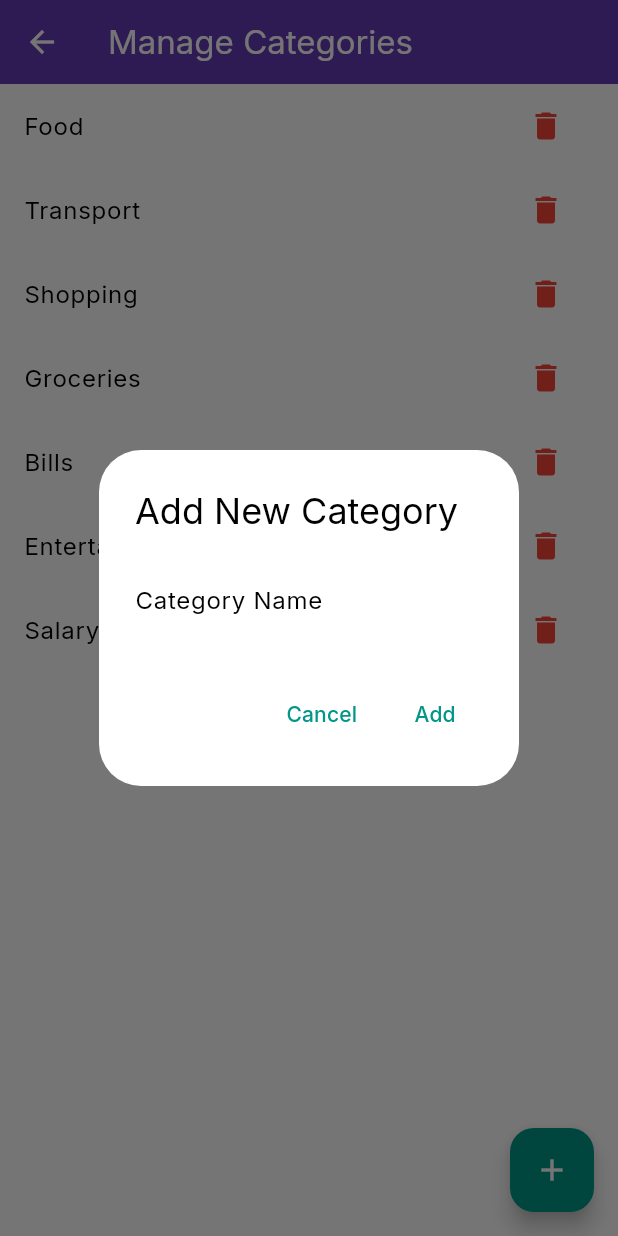
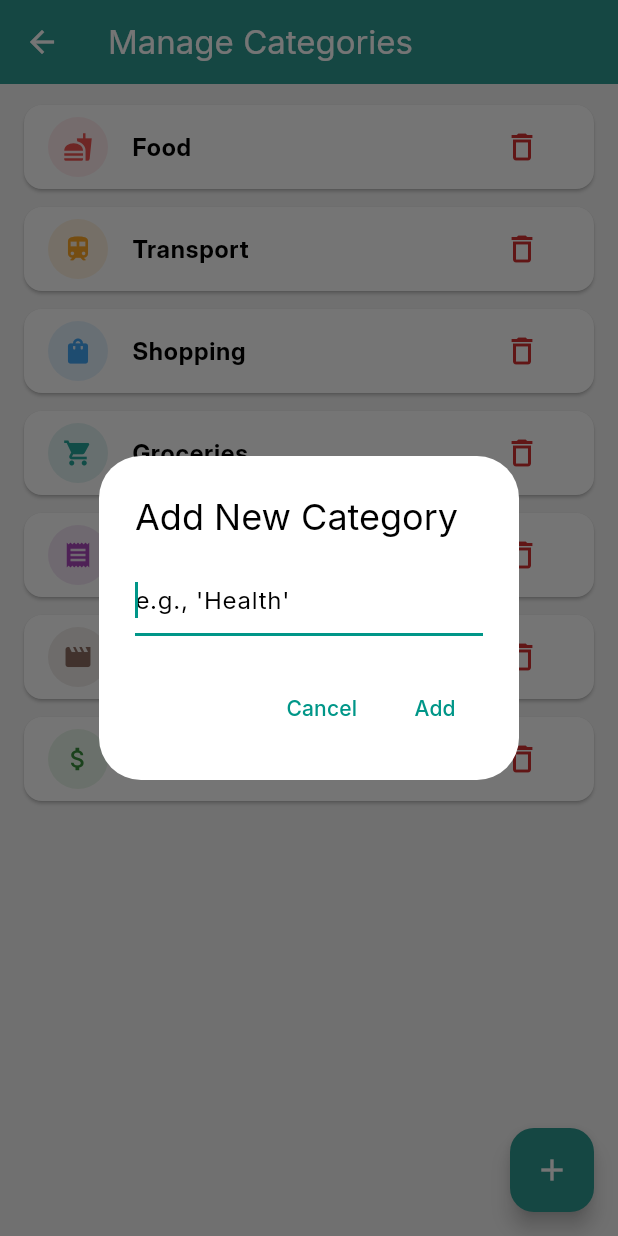
Before and after one commit to OmarAfifi-CSE/FinFlow, a Flutter app: the CategoryManagementScreen screen opened by its route, after a tap on the "add" icon, on a phone screen of 412 x 824 dp. Run offline on Flutter 3.47's test engine with Material 3 defaults, Android fonts, the light colour scheme and no system bars; our stand-ins replace localstorage.

Commit message:
Update CategoryManagementScreen

```diff
--- a/lib/screens/category_management_screen.dart
+++ b/lib/screens/category_management_screen.dart
@@ -2,31 +2,100 @@ import 'package:flutter/material.dart';
 import 'package:provider/provider.dart';
 import '../models/expense_category.dart';
 import '../providers/expense_provider.dart';
-import '../widgets/add_category_dialog.dart';
+import '../utils/app_constants.dart'; // Make sure this import is correct
 
-// Example for CategoryManagementScreen
 class CategoryManagementScreen extends StatelessWidget {
   @override
   Widget build(BuildContext context) {
+    const primaryColor = Color(0xFF2E9A91);
+    final provider = Provider.of<ExpenseProvider>(context, listen: false);
+
     return Scaffold(
+      backgroundColor: Colors.grey[100],
       appBar: AppBar(
         title: Text("Manage Categories"),
-        backgroundColor: Colors.deepPurple, // Themed color similar to your inspirations
+        backgroundColor: primaryColor,
         foregroundColor: Colors.white,
+        elevation: 0,
       ),
       body: Consumer<ExpenseProvider>(
-        builder: (context, provider, child) {
+        builder: (context, consumerProvider, child) {
+          final allCategories = consumerProvider.categories;
+
+          if (allCategories.isEmpty) {
+            return Center(
+              child: Text(
+                "No categories found.\nTap '+' to add one!",
+                textAlign: TextAlign.center,
+                style: TextStyle(color: Colors.grey[600], fontSize: 16),
+              ),
+            );
+          }
+
           return ListView.builder(
-            itemCount: provider.categories.length,
+            padding: const EdgeInsets.all(8.0),
+            itemCount: allCategories.length,
             itemBuilder: (context, index) {
-              final category = provider.categories[index];
-              return ListTile(
-                title: Text(category.name),
-                trailing: IconButton(
-                  icon: Icon(Icons.delete, color: Colors.red),
-                  onPressed: () {
-                    provider.deleteCategory(category.id);
-                  },
+              final category = allCategories[index];
+              final formattedName = toTitleCase(category.name);
+              final icon = categoryIcons[formattedName] ?? Icons.category;
+              final theme =
+                  categoryThemes[formattedName] ??
+                  defaultCategoryThemes[category.name.hashCode %
+                      defaultCategoryThemes.length];
+
+              return Dismissible(
+                key: Key(category.id),
+                direction: DismissDirection.endToStart,
+                background: Container(
+                  color: Colors.red[700],
+                  padding: EdgeInsets.symmetric(horizontal: 20),
+                  alignment: Alignment.centerRight,
+                  child: Icon(Icons.delete_forever, color: Colors.white),
+                ),
+                confirmDismiss: (direction) async {
+                  return await _showDeleteConfirmationDialog(context, category);
+                },
+                // UPDATED: This now calls our new helper method
+                onDismissed: (direction) {
+                  _deleteCategoryAndShowSnackBar(context, provider, category);
+                },
+                child: Card(
+                  elevation: 1,
+                  margin: EdgeInsets.symmetric(horizontal: 8, vertical: 6),
+                  shape: RoundedRectangleBorder(
+                    borderRadius: BorderRadius.circular(12),
+                  ),
+                  child: ListTile(
+                    leading: CircleAvatar(
+                      backgroundColor: theme.backgroundColor,
+                      child: Icon(icon, size: 20, color: theme.color),
+                    ),
+                    title: Text(
+                      category.name,
+                      style: TextStyle(fontWeight: FontWeight.bold),
+                    ),
+                    trailing: IconButton(
+                      icon: Icon(Icons.delete_outline, color: Colors.red[700]),
+                      tooltip: 'Delete Category',
+                      // UPDATED: This also calls our new helper method
+                      onPressed: () async {
+                        final bool? shouldDelete =
+                            await _showDeleteConfirmationDialog(
+                              context,
+                              category,
+                            );
+                        // Check if context is still valid before using it, a good practice after an await
+                        if (shouldDelete == true && context.mounted) {
+                          _deleteCategoryAndShowSnackBar(
+                            context,
+                            provider,
+                            category,
+                          );
+                        }
+                      },
+                    ),
+                  ),
                 ),
               );
             },
@@ -34,21 +103,95 @@ class CategoryManagementScreen extends StatelessWidget {
         },
       ),
       floatingActionButton: FloatingActionButton(
-        onPressed: () {
-          showDialog(
-            context: context,
-            builder: (context) => AddCategoryDialog(
-              onAdd: (newCategory) {
-                Provider.of<ExpenseProvider>(context, listen: false)
-                    .addCategory(newCategory);
-                Navigator.pop(context); // Close the dialog
-              },
-            ),
-          );
-        },
+        onPressed: () => _showAddCategoryDialog(context, provider),
         tooltip: 'Add New Category',
+        backgroundColor: primaryColor,
         child: Icon(Icons.add),
       ),
     );
   }
+
+  void _deleteCategoryAndShowSnackBar(
+    BuildContext context,
+    ExpenseProvider provider,
+    ExpenseCategory category,
+  ) {
+    provider.deleteCategory(category.id);
+    ScaffoldMessenger.of(context).showSnackBar(
+      SnackBar(
+        duration: Duration(seconds: 2),
+        content: Text('"${category.name}" deleted.'),
+        backgroundColor: Colors.black87,
+      ),
+    );
+  }
+
+  Future<bool?> _showDeleteConfirmationDialog(
+    BuildContext context,
+    ExpenseCategory category,
+  ) {
+    return showDialog<bool>(
+      context: context,
+      builder: (ctx) => AlertDialog(
+        title: Text('Are you sure?'),
+        content: Text(
+          'Do you want to delete the category "${category.name}"? This action cannot be undone.',
+        ),
+        actions: <Widget>[
+          TextButton(
+            child: Text('Cancel'),
+            onPressed: () {
+              Navigator.of(ctx).pop(false);
+            },
+          ),
+          TextButton(
+            child: Text('Delete', style: TextStyle(color: Colors.red)),
+            onPressed: () {
+              Navigator.of(ctx).pop(true);
+            },
+          ),
+        ],
+      ),
+    );
+  }
+
+  void _showAddCategoryDialog(BuildContext context, ExpenseProvider provider) {
+    final TextEditingController categoryNameController =
+        TextEditingController();
+    showDialog(
+      context: context,
+      builder: (BuildContext dialogContext) {
+        return AlertDialog(
+          title: Text('Add New Category'),
+          content: TextField(
+            controller: categoryNameController,
+            decoration: InputDecoration(hintText: "e.g., 'Health'"),
+            autofocus: true,
+            textCapitalization: TextCapitalization.words,
+          ),
+          actions: <Widget>[
+            TextButton(
+              child: Text('Cancel'),
+              onPressed: () => Navigator.of(dialogContext).pop(),
+            ),
+            TextButton(
+              child: Text('Add'),
+              onPressed: () {
+                final name = toTitleCase(categoryNameController.text.trim());
+                if (name.isNotEmpty) {
+                  final newCategory = ExpenseCategory(
+                    id: DateTime.now().toIso8601String(),
+                    name: name,
+                    isDefault: false,
+                  );
+                  provider.addCategory(newCategory);
+                  Navigator.of(dialogContext).pop();
+                }
+              },
+            ),
+          ],
+        );
+      },
+    );
+  }
 }
--- /dev/null
+++ b/lib/utils/app_constants.dart
@@ -0,0 +1,52 @@
+import 'package:flutter/material.dart';
+
+// A simple class to hold the color theme for a category
+class CategoryTheme {
+  final Color color;
+  final Color backgroundColor;
+
+  const CategoryTheme({required this.color, required this.backgroundColor});
+}
+
+// 1. The list of default category names you provided.
+//    All keys are in "Title Case" for consistent lookups.
+const Map<String, IconData> categoryIcons = {
+  'Food': Icons.fastfood,
+  'Transport': Icons.train,
+  'Shopping': Icons.shopping_bag,
+  'Groceries': Icons.local_grocery_store,
+  'Bills': Icons.receipt,
+  'Entertainment': Icons.movie,
+  'Salary': Icons.attach_money,
+};
+
+// 2. Specific color themes for the default categories.
+final Map<String, CategoryTheme> categoryThemes = {
+  'Food': CategoryTheme(color: Colors.red[400]!, backgroundColor: Colors.red[50]!),
+  'Transport': CategoryTheme(color: Colors.orange[400]!, backgroundColor: Colors.orange[50]!),
+  'Shopping': CategoryTheme(color: Colors.blue[400]!, backgroundColor: Colors.blue[50]!),
+  'Groceries': CategoryTheme(color: Colors.teal[400]!, backgroundColor: Colors.teal[50]!),
+  'Bills': CategoryTheme(color: Colors.purple[400]!, backgroundColor: Colors.purple[50]!),
+  'Entertainment': CategoryTheme(color: Colors.brown[400]!, backgroundColor: Colors.brown[50]!),
+  'Salary': CategoryTheme(color: Colors.green[700]!, backgroundColor: Colors.green[50]!),
+};
+
+// 3. A pool of "random" colors for any new categories the user creates.
+final List<CategoryTheme> defaultCategoryThemes = [
+  CategoryTheme(color: Colors.lightBlue[600]!, backgroundColor: Colors.lightBlue[50]!),
+  CategoryTheme(color: Colors.pink[400]!, backgroundColor: Colors.pink[50]!),
+  CategoryTheme(color: Colors.amber[700]!, backgroundColor: Colors.amber[50]!),
+  CategoryTheme(color: Colors.indigo[400]!, backgroundColor: Colors.indigo[50]!),
+  CategoryTheme(color: Colors.cyan[600]!, backgroundColor: Colors.cyan[50]!),
+];
+
+// 4. Helper function to handle capitalization.
+//    This converts any string ("food", "FOOD") to "Food".
+String toTitleCase(String text) {
+  if (text.isEmpty) return '';
+  return text.split(' ')
+      .map((word) => word.isNotEmpty
+      ? '${word[0].toUpperCase()}${word.substring(1).toLowerCase()}'
+      : '')
+      .join(' ');
+}
```
Also changed, not shown: lib/screens/home_screen.dart (+79 -80 lines).
